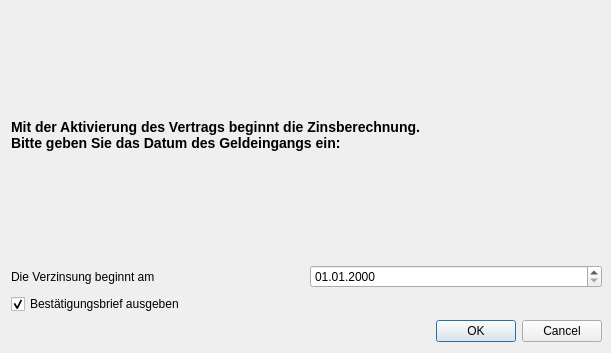
Schachigel/DKV2, file DKV2/askDateDlg.ui: the form before one commit.
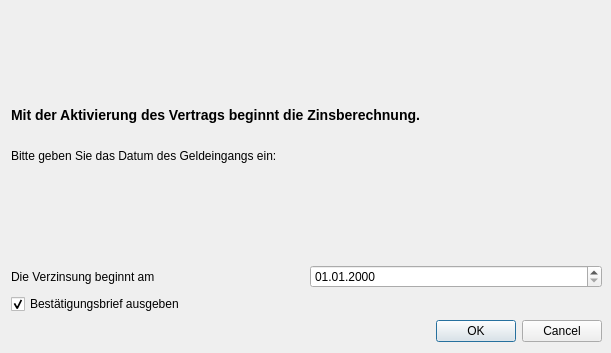
The form after the commit.

```diff
--- a/DKV2/askDateDlg.ui
+++ b/DKV2/askDateDlg.ui
@@ -32,7 +32,7 @@
     <item>
      <widget class="QLabel" name="lblMsg">
       <property name="text">
-       <string>&lt;H3&gt;Mit der Aktivierung des Vertrags beginnt die Zinsberechnung. &lt;br&gt;Bitte geben Sie das Datum des Geldeingangs ein:</string>
+       <string>&lt;h3&gt;Mit der Aktivierung des Vertrags beginnt die Zinsberechnung. &lt;/h3&gt;&lt;br&gt;Bitte geben Sie das Datum des Geldeingangs ein:</string>
       </property>
       <property name="scaledContents">
        <bool>false</bool>
```
